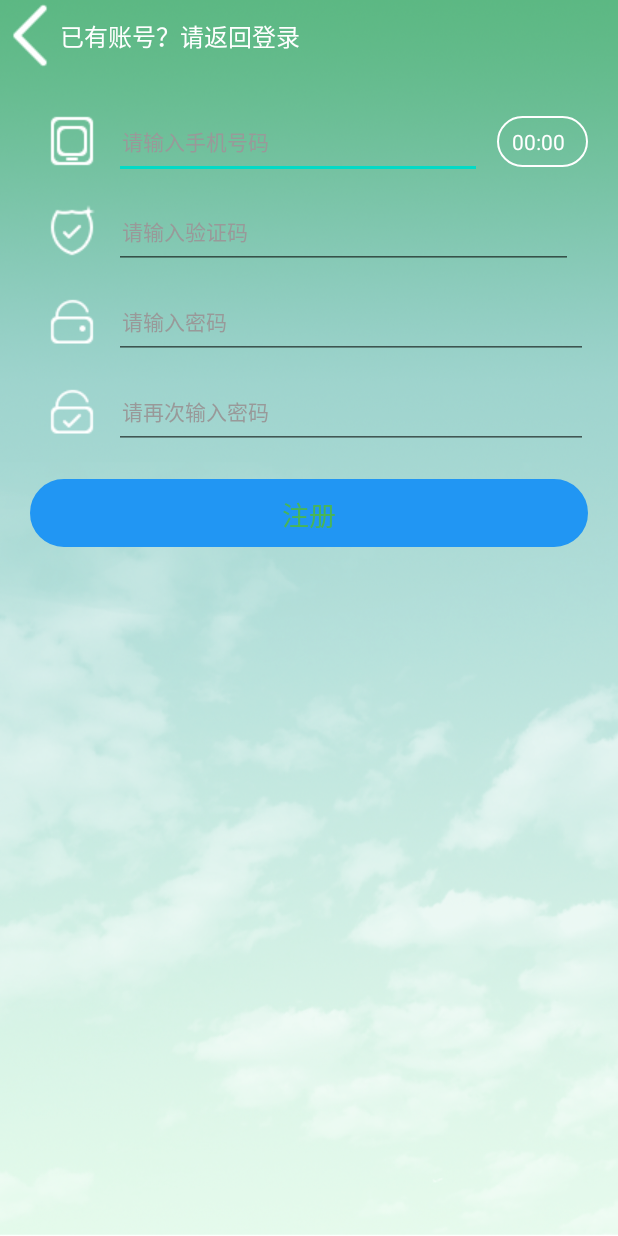
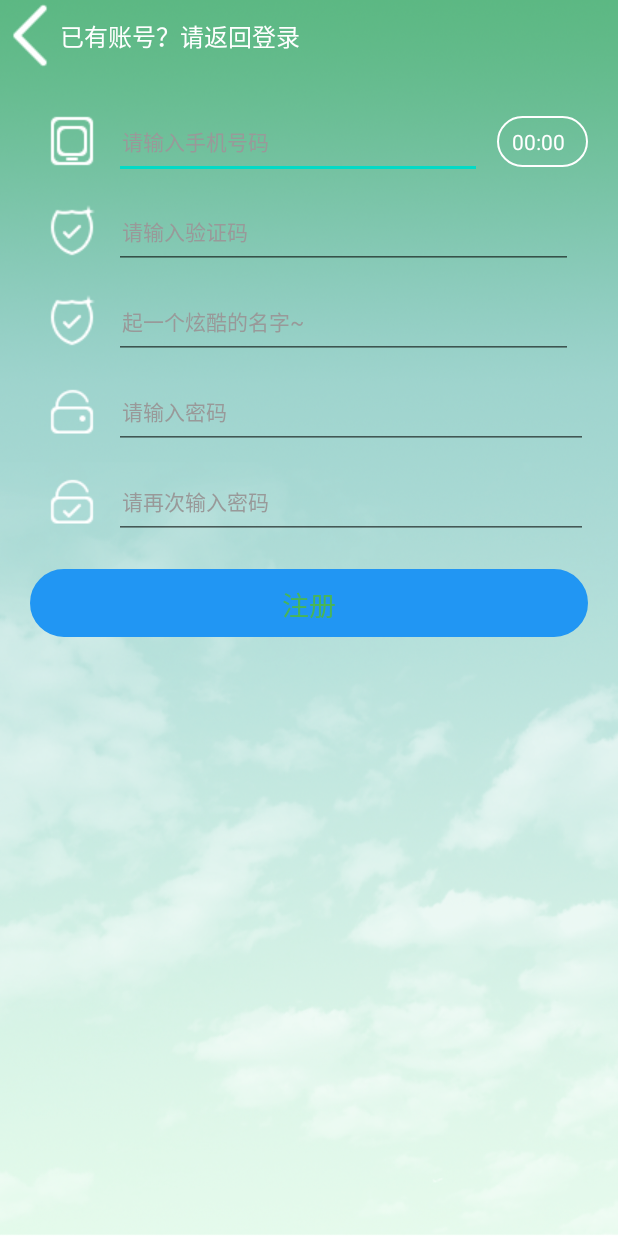
Before and after one commit to FRANKGONGII/Mobile_Front, an Android app: the screen it shows after launch (RegistActivity), after a tap on "注册", on a phone screen of 412 x 824 dp. Run offline under Robolectric (Android 15) with nearby library versions, the phone set to English and light mode, and no system bars; 3 other taps on this screen came first.

Commit message:
login&regist ok

```diff
--- a/Sport/app/src/main/java/com/example/myapplication/RegistActivity.java
+++ b/Sport/app/src/main/java/com/example/myapplication/RegistActivity.java
@@ -35,12 +35,16 @@ import androidx.core.app.ActivityCompat;
 import androidx.core.app.NotificationCompat;
 import androidx.core.app.NotificationManagerCompat;
 
+import com.example.myapplication.data.UserService;
+import com.example.myapplication.data.UserServiceFactory;
 import com.example.myapplication.utils.Utils;
 
 public class RegistActivity extends AppCompatActivity {
 
     EditText etAccount;
     EditText etCode;
+
+    EditText etUsername;
     Chronometer chronometer;
     EditText etPsd;
     EditText etCheckPsd;
@@ -53,10 +57,13 @@ public class RegistActivity extends AppCompatActivity {
     public View.OnClickListener onClickListener;
     private String code = "123";
 
+    UserService userService;
+
     @Override
     protected void onCreate(Bundle savedInstanceState) {
         super.onCreate(savedInstanceState);
         setContentView(R.layout.activity_regist);
+        userService = UserServiceFactory.getInstance();
         init_listener();
         init_view();
         other_init();
@@ -83,6 +90,7 @@ public class RegistActivity extends AppCompatActivity {
         etCheckPsd = findViewById(R.id.et_checkPsd);
         btRegist = findViewById(R.id.bt_regist);
         rlBadk = findViewById(R.id.rlBadk);
+        etUsername = findViewById(R.id.et_username);
 
         findViewById(R.id.container).setOnClickListener(onClickListener);
         rlBadk.setOnClickListener(onClickListener);
@@ -146,6 +154,10 @@ public class RegistActivity extends AppCompatActivity {
 
     private void regist() {
         // TODO
+        String userName = String.valueOf(etUsername.getText());
+        String phone = String.valueOf(etAccount.getText());
+        String pwd = String.valueOf(etPsd.getText());
+        userService.Register(userName,phone,pwd);
         showInfo("注册成功");
         finish();
     }
--- /dev/null
+++ b/Sport/app/src/main/java/com/example/myapplication/data/UserServiceFactory.java
@@ -0,0 +1,12 @@
+package com.example.myapplication.data;
+
+public class UserServiceFactory {
+    private static UserService userService = null;
+
+    public static UserService getInstance() {
+        if(userService==null){
+            userService = new LocalUser();
+        }
+        return userService;
+    }
+}
--- a/Sport/app/src/main/res/layout/activity_regist.xml
+++ b/Sport/app/src/main/res/layout/activity_regist.xml
@@ -148,6 +148,45 @@
                 android:layout_marginRight="@dimen/margin_edge_20">
 
                 <ImageView
+                    android:id="@+id/imageView3"
+                    android:layout_width="wrap_content"
+                    android:layout_height="wrap_content"
+                    android:layout_centerVertical="true"
+                    android:layout_marginStart="@dimen/item_edge"
+                    android:src="@mipmap/icon_code_white" />
+
+                <EditText
+                    android:id="@+id/et_username"
+                    android:layout_width="match_parent"
+                    android:layout_height="match_parent"
+                    android:layout_marginLeft="@dimen/item_edge"
+                    android:layout_marginRight="@dimen/item_edge"
+                    android:layout_toEndOf="@+id/imageView3"
+                    android:ellipsize="end"
+                    android:gravity="center_vertical"
+                    android:hint="起一个炫酷的名字~"
+                    android:imeOptions="actionNext"
+                    android:lines="1"
+                    android:maxLength="8"
+                    android:nextFocusForward="@id/et_psd"
+                    android:paddingLeft="5dp"
+                    android:paddingRight="5dp"
+                    android:textColor="@color/text_color_white"
+                    android:textColorHint="@color/text_color_3"
+                    android:textCursorDrawable="@drawable/bg_edittext"
+                    android:textSize="@dimen/textsize_4" />
+                <!--android:background="@drawable/et_underline"-->
+
+            </RelativeLayout>
+
+            <RelativeLayout
+                android:layout_width="match_parent"
+                android:layout_height="50dp"
+                android:layout_marginLeft="@dimen/margin_edge_20"
+                android:layout_marginTop="@dimen/item_edge"
+                android:layout_marginRight="@dimen/margin_edge_20">
+
+                <ImageView
                     android:id="@+id/imageView1"
                     android:layout_width="wrap_content"
                     android:layout_height="wrap_content"
```
Also changed, not shown: Sport/app/src/main/java/com/example/myapplication/LoginActivity.java (+19 -2 lines), Sport/app/src/main/java/com/example/myapplication/data/LocalUser.java (+8 -6 lines).
